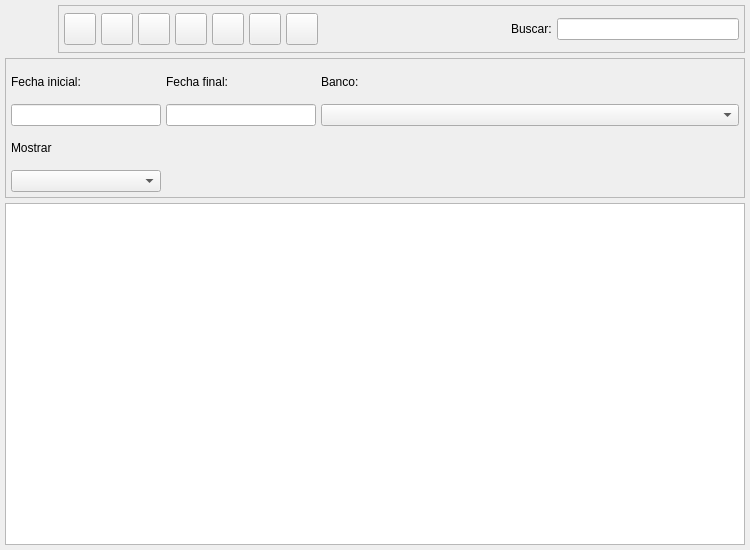
Qt form bulmages/bulmafact/plugins/pluginbf_recibo/reciboslistbase.ui (eboladev/Bulmages-1) before a commit.
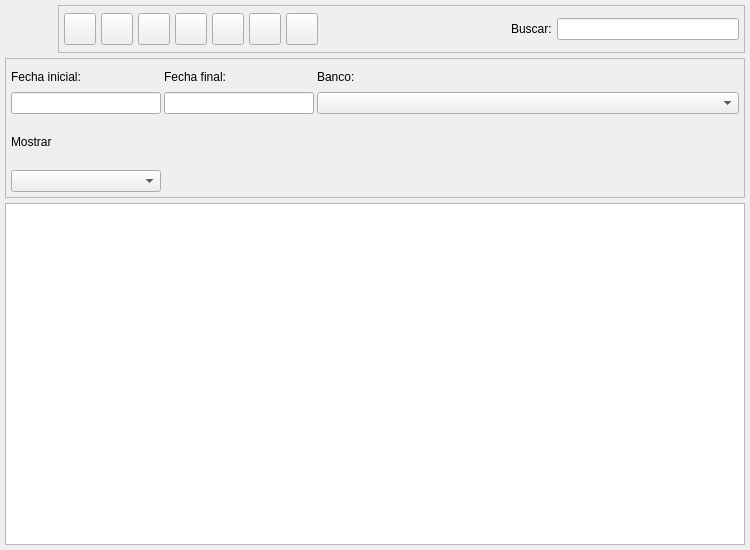
The same form after that commit. Icons and pictures are not drawn. Custom widgets are drawn as their Qt base class.

Commit message: Agrego filtrado por actividad para los recibos

```diff
--- a/bulmages/bulmafact/plugins/pluginbf_recibo/reciboslistbase.ui
+++ b/bulmages/bulmafact/plugins/pluginbf_recibo/reciboslistbase.ui
@@ -41,29 +41,69 @@
      <property name="frameShadow" >
       <enum>QFrame::Raised</enum>
      </property>
-     <layout class="QGridLayout" >
-      <property name="margin" >
-       <number>5</number>
-      </property>
-      <property name="spacing" >
-       <number>5</number>
-      </property>
-      <item row="0" column="2" >
-       <widget class="QLabel" name="textLabel1_5" >
-        <property name="text" >
+     <layout class="QGridLayout" name="gridLayout">
+      <item row="0" column="0">
+       <widget class="QLabel" name="textLabel1_4">
+        <property name="text">
+         <string>Fecha inicial:</string>
+        </property>
+       </widget>
+      </item>
+      <item row="0" column="1">
+       <widget class="QLabel" name="textLabel1_4_2">
+        <property name="text">
+         <string>Fecha final:</string>
+        </property>
+       </widget>
+      </item>
+      <item row="0" column="2">
+       <widget class="QLabel" name="textLabel1_5">
+        <property name="text">
          <string>Banco:</string>
         </property>
        </widget>
       </item>
-      <item row="1" column="2" >
-       <widget class="BfBuscarBanco" name="mui_idbanco" >
-        <property name="sizePolicy" >
-         <sizepolicy vsizetype="Fixed" hsizetype="Preferred" >
+      <item row="1" column="0">
+       <widget class="BlDateSearch" name="m_fechain">
+        <property name="sizePolicy">
+         <sizepolicy hsizetype="Fixed" vsizetype="Preferred">
           <horstretch>0</horstretch>
           <verstretch>0</verstretch>
          </sizepolicy>
         </property>
-        <property name="minimumSize" >
+        <property name="minimumSize">
+         <size>
+          <width>150</width>
+          <height>21</height>
+         </size>
+        </property>
+       </widget>
+      </item>
+      <item row="1" column="1">
+       <widget class="BlDateSearch" name="m_fechafin">
+        <property name="sizePolicy">
+         <sizepolicy hsizetype="Fixed" vsizetype="Preferred">
+          <horstretch>0</horstretch>
+          <verstretch>0</verstretch>
+         </sizepolicy>
+        </property>
+        <property name="minimumSize">
+         <size>
+          <width>150</width>
+          <height>21</height>
+         </size>
+        </property>
+       </widget>
+      </item>
+      <item row="1" column="2">
+       <widget class="BfBuscarBanco" name="mui_idbanco">
+        <property name="sizePolicy">
+         <sizepolicy hsizetype="Preferred" vsizetype="Fixed">
+          <horstretch>0</horstretch>
+          <verstretch>0</verstretch>
+         </sizepolicy>
+        </property>
+        <property name="minimumSize">
          <size>
           <width>200</width>
           <height>21</height>
@@ -71,74 +111,44 @@
         </property>
        </widget>
       </item>
-      <item row="0" column="1" >
-       <widget class="QLabel" name="textLabel1_4_2" >
-        <property name="text" >
-         <string>Fecha final:</string>
-        </property>
-       </widget>
-      </item>
-      <item row="1" column="1" >
-       <widget class="BlDateSearch" name="m_fechafin" >
-        <property name="sizePolicy" >
-         <sizepolicy vsizetype="Preferred" hsizetype="Fixed" >
-          <horstretch>0</horstretch>
-          <verstretch>0</verstretch>
-         </sizepolicy>
-        </property>
-        <property name="minimumSize" >
-         <size>
-          <width>150</width>
-          <height>21</height>
-         </size>
-        </property>
-       </widget>
-      </item>
-      <item row="0" column="0" >
-       <widget class="QLabel" name="textLabel1_4" >
-        <property name="text" >
-         <string>Fecha inicial:</string>
-        </property>
-       </widget>
-      </item>
-      <item row="1" column="0" >
-       <widget class="BlDateSearch" name="m_fechain" >
-        <property name="sizePolicy" >
-         <sizepolicy vsizetype="Preferred" hsizetype="Fixed" >
-          <horstretch>0</horstretch>
-          <verstretch>0</verstretch>
-         </sizepolicy>
-        </property>
-        <property name="minimumSize" >
-         <size>
-          <width>150</width>
-          <height>21</height>
-         </size>
-        </property>
-       </widget>
-      </item>
-      <item row="4" column="0" >
-       <widget class="QComboBox" name="mui_procesada" />
-      </item>
-      <item row="3" column="0" >
-       <widget class="QLabel" name="label_2" >
-        <property name="text" >
+      <item row="2" column="0">
+       <widget class="QLabel" name="label_2">
+        <property name="text">
          <string>Mostrar</string>
         </property>
        </widget>
       </item>
+      <item row="2" column="1" rowspan="2" colspan="2">
+       <widget class="BlSearchWidget" name="mui_idactividad" native="true">
+        <property name="sizePolicy">
+         <sizepolicy hsizetype="Expanding" vsizetype="Fixed">
+          <horstretch>0</horstretch>
+          <verstretch>0</verstretch>
+         </sizepolicy>
+        </property>
+        <property name="minimumSize">
+         <size>
+          <width>150</width>
+          <height>75</height>
+         </size>
+        </property>
+       </widget>
+      </item>
+      <item row="3" column="0">
+       <widget class="QComboBox" name="mui_procesada"/>
+      </item>
      </layout>
     </widget>
    </item>
    <item row="3" column="0" >
     <widget class="RecibosListSubForm" name="mui_list" />
    </item>
-   <item row="0" column="0" >
-    <layout class="QHBoxLayout" >
-     <property name="spacing" >
+   <item row="0" column="0">
+    <layout class="QHBoxLayout">
+     <property name="spacing">
       <number>5</number>
      </property>
-     <property name="margin" >
+     <property name="margin">
       <number>0</number>
      </property>
      <item>
@@ -509,7 +519,7 @@
    </item>
   </layout>
  </widget>
- <layoutdefault spacing="3" margin="5" />
+ <layoutdefault spacing="3" margin="5"/>
  <customwidgets>
   <customwidget>
    <class>BlDateSearch</class>
@@ -526,6 +536,11 @@
    <extends>QTableWidget</extends>
    <header>reciboslist.h</header>
   </customwidget>
+  <customwidget>
+   <class>BlSearchWidget</class>
+   <extends>QWidget</extends>
+   <header>blsearchwidget.h</header>
+  </customwidget>
  </customwidgets>
  <resources>
   <include location="../../../bulmages.qrc" />
```
Left out of the diff: 237 changed lines with no effect on the pictures. The commit also changes 1 other file.
